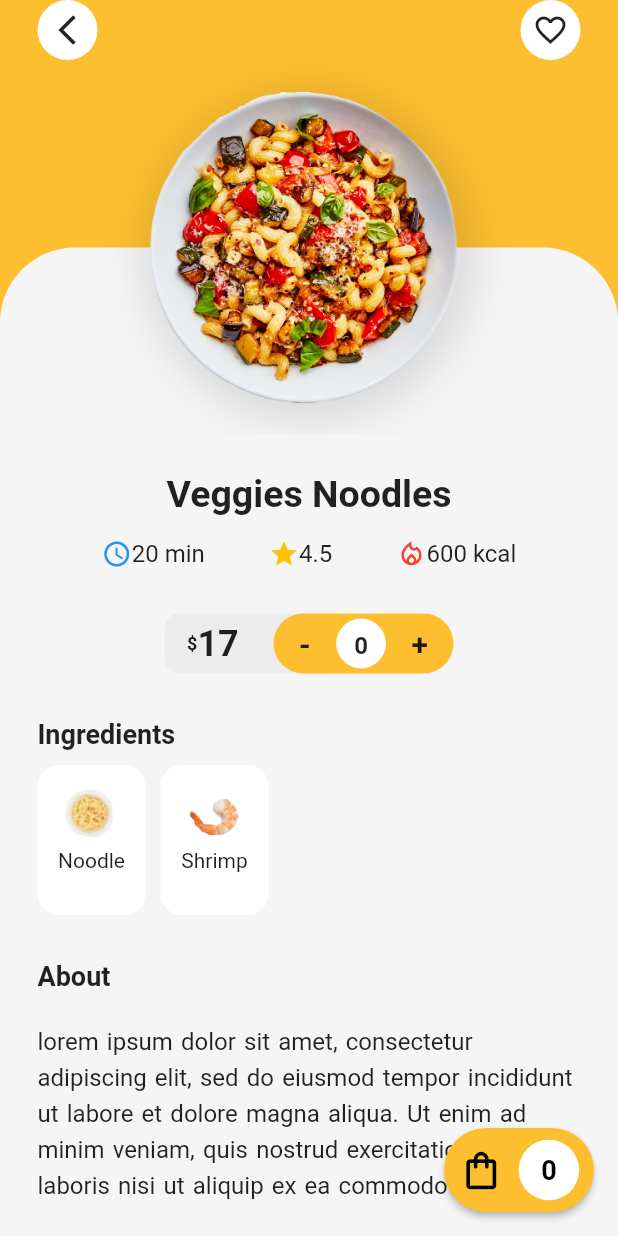
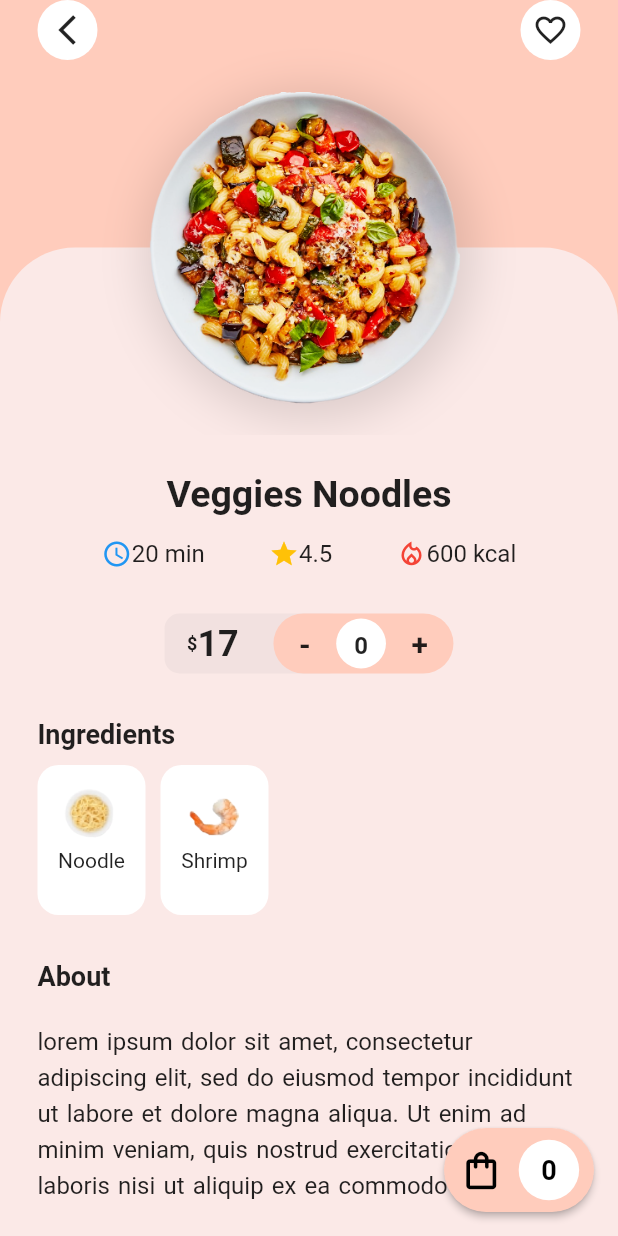
Before and after one commit to KhadijaMakkaoui/Food-Delivery, a Flutter app: the DetailPage screen opened directly with sample values from the repository, on a phone screen of 412 x 824 dp. Run offline on Flutter 3.47's test engine with Material 2 defaults, Android fonts, the phone set to English and light mode, and no system bars; our stand-ins replace smooth_page_indicator.

```diff
--- a/delivery_app/lib/constants/colors.dart
+++ b/delivery_app/lib/constants/colors.dart
@@ -1,4 +1,6 @@
 import 'package:flutter/material.dart';
 
-const Color kBackground = Color(0xFFF5F5F5);
-const Color kPrimaryColor = Color(0xFFFDBF30);
+/*const Color kBackground = Color(0xFFF5F5F5);
+const Color kPrimaryColor = Color(0xFFFDBF30);*/
+const Color kBackground = Color(0xFFFBE9E7);
+const Color kPrimaryColor =Color(0xFFFFCCBC);
```
Also changed, not shown: delivery_app/assets/images/burger.png (added), delivery_app/assets/images/mcdo.png (added), delivery_app/assets/images/pasta.png (added), delivery_app/assets/images/person.png (added), delivery_app/assets/images/pizza.png (added), delivery_app/assets/images/salade.png (added), delivery_app/assets/images/taco.png (added), delivery_app/assets/images/wrap.png (added).
